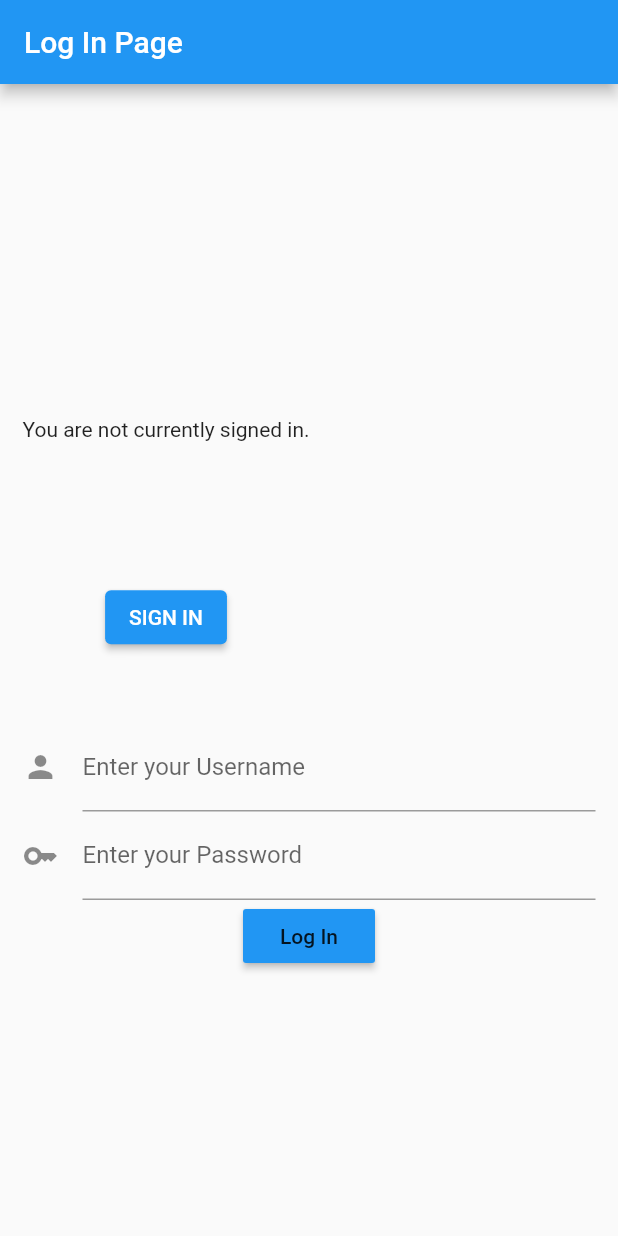
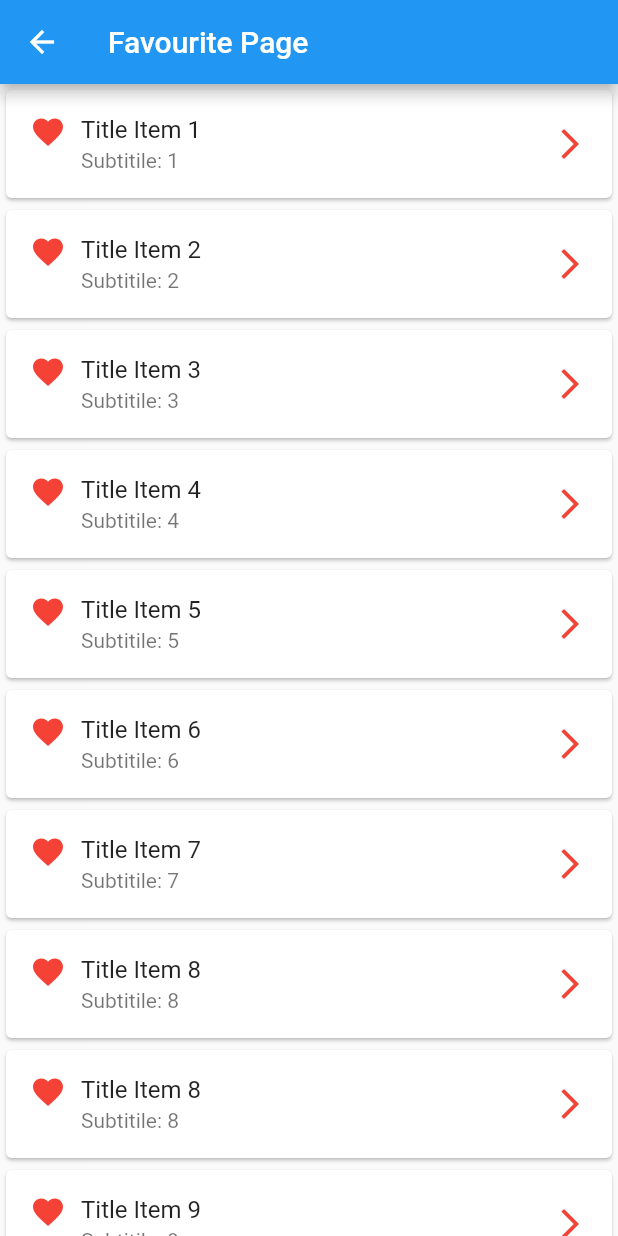
Before and after one commit to jeevankoiri10/HamroMenu, a Flutter app: the screen it shows after launch, on a phone screen of 412 x 824 dp. Run offline on Flutter 3.47's test engine with Material 2 defaults, Android fonts, the phone set to English and light mode, and no system bars; our stand-ins replace firebase_core, flip_card, flutter_rating_stars, flutter_riverpod, geolocator, get and 3 more; missing offline and left inert: fab_circular_menu, flutter_google_places, flutter_polyline_points, google_maps_webservice; accounts and stored records are empty; network calls fail.

Commit message:
favouritePage basics implemented

```diff
--- a/lib/main.dart
+++ b/lib/main.dart
@@ -22,14 +22,14 @@ class MyApp extends StatelessWidget {
     return MaterialApp(
       color: Colors.blue,
       debugShowCheckedModeBanner: false,
-      initialRoute: '/login',
+      initialRoute: '/favorite',
       routes: {
         '/splash': (context) => SplashScreen(),
         '/login': (context) => LogInPage(), //SignInDemo(), //
         '/': (context) => HomePage(),
         '/mapPage': (context) => MapPage(),
         '/searchPage': (context) => SearchPage(),
-        '/favorite': (context) => FavoritePage(),
+        '/favorite': (context) => FavouritePage(),
         '/gmap': (context) => GoogleMapFlutterPage(),
         '/animatedMap': (context) => AnimatedGoogleMap(),
       },
--- a/lib/pages/favourite_page.dart
+++ b/lib/pages/favourite_page.dart
@@ -1,52 +1,58 @@
 import 'package:flutter/material.dart';
-// add this for map
-import 'package:google_maps_flutter/google_maps_flutter.dart';
-import '../src/locations.dart' as locations;
+import 'package:hamro_menu_getx/pages/details_favourite_page.dart';
 
-class FavoritePage extends StatefulWidget {
-  const FavoritePage({super.key});
-  @override
-  State<FavoritePage> createState() => _FavoritePageState();
-}
-
-class _FavoritePageState extends State<FavoritePage> {
-  final Map<String, Marker> _markers = {};
-  Future<void> _onMapCreated(GoogleMapController controller) async {
-    final googleOffices = await locations.getGoogleOffices();
-    setState(() {
-      _markers.clear();
-      for (final office in googleOffices.offices) {
-        final marker = Marker(
-          markerId: MarkerId(office.name),
-          position: LatLng(office.lat, office.lng),
-          infoWindow: InfoWindow(
-            title: office.name,
-            snippet: office.address,
-          ),
-        );
-        _markers[office.name] = marker;
-      }
-    });
-  }
-
+class FavouritePage extends StatelessWidget {
+  FavouritePage({super.key});
+  List Items = [
+    1,
+    2,
+    3,
+    4,
+    5,
+    6,
+    7,
+    8,
+    8,
+    9,
+    10,
+    11,
+    12,
+    13,
+    14,
+    15,
+    16,
+    17,
+    18,
+    19,
+    20
+  ];
   @override
   Widget build(BuildContext context) {
     return Scaffold(
-      appBar: AppBar(title: Text("FAVORITES")),
-      body: Column(
-        children: [
-          Expanded(
-            child: GoogleMap(
-              onMapCreated: _onMapCreated,
-              initialCameraPosition: const CameraPosition(
-                target: LatLng(54, 54),
-                zoom: 2,
-              ),
-              markers: _markers.values.toSet(),
-            ),
-          ),
-        ],
+      appBar: AppBar(
+        title: const Text('Favourite Page'),
       ),
+      body: Center(
+          child: ListView.builder(
+              itemCount: Items.length,
+              itemBuilder: (context, index) {
+                return Card(
+                    child: ListTile(
+                  title: Text('Title Item ${Items[index]}'),
+                  iconColor: Colors.red,
+                  leading: const Icon(Icons.favorite),
+                  minLeadingWidth: 5,
+                  trailing: const Icon(Icons.arrow_forward_ios),
+                  horizontalTitleGap: 10,
+                  onTap: () {
+                    print('Item ${Items[index]}');
+                    Navigator.of(context).push(MaterialPageRoute(
+                      builder: (context) => DetailsFavourite(indexSent: index),
+                    ));
+                  },
+                  subtitle: Text('Subtitile: ${Items[index]}'),
+                ));
+              })),
     );
   }
 }
```
Also changed, not shown: lib/pages/details_favourite_page.dart (added, +32 -0 lines).
